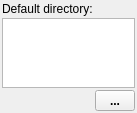
This is src/plugins/filestreamsmanager/filestreamsoptionswidget2.ui in xnamed/vacuum-im as Qt 5 draws it before an edit. The edited form follows.
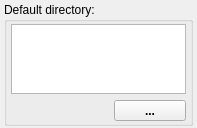
This is the edited form.

```diff
--- a/src/plugins/filestreamsmanager/filestreamsoptionswidget2.ui
+++ b/src/plugins/filestreamsmanager/filestreamsoptionswidget2.ui
@@ -6,8 +6,8 @@
    <rect>
     <x>0</x>
     <y>0</y>
-    <width>137</width>
-    <height>103</height>
+    <width>197</width>
+    <height>113</height>
    </rect>
   </property>
   <property name="sizePolicy">
@@ -16,33 +16,47 @@
     <verstretch>0</verstretch>
    </sizepolicy>
   </property>
-  <layout class="QGridLayout" name="gridLayout">
-   <property name="leftMargin">
-    <number>2</number>
-   </property>
-   <property name="topMargin">
-    <number>2</number>
-   </property>
-   <property name="rightMargin">
-    <number>2</number>
-   </property>
-   <property name="bottomMargin">
-    <number>2</number>
-   </property>
+  <layout class="QVBoxLayout" name="verticalLayout_2">
    <property name="spacing">
+    <number>6</number>
+   </property>
+   <property name="leftMargin">
+    <number>4</number>
+   </property>
+   <property name="topMargin">
     <number>2</number>
    </property>
-   <item row="0" column="0">
-    <widget class="QLabel" name="lblDirectory">
-     <property name="text">
+   <property name="rightMargin">
+    <number>4</number>
+   </property>
+   <property name="bottomMargin">
+    <number>2</number>
+   </property>
+   <item>
+    <widget class="QGroupBox" name="groupBox">
+     <property name="sizePolicy">
+      <sizepolicy hsizetype="Expanding" vsizetype="Preferred">
+       <horstretch>0</horstretch>
+       <verstretch>0</verstretch>
+      </sizepolicy>
+     </property>
+     <property name="title">
       <string>Default directory:</string>
      </property>
-     <property name="textFormat">
-      <enum>Qt::PlainText</enum>
-     </property>
-    </widget>
-   </item>
-   <item row="1" column="0" colspan="2">
+     <layout class="QVBoxLayout" name="verticalLayout">
+      <property name="leftMargin">
+       <number>4</number>
+      </property>
+      <property name="topMargin">
+       <number>2</number>
+      </property>
+      <property name="rightMargin">
+       <number>4</number>
+      </property>
+      <property name="bottomMargin">
+       <number>2</number>
+      </property>
+      <item>
     <widget class="QTextEdit" name="lneDirectory">
      <property name="sizePolicy">
       <sizepolicy hsizetype="Expanding" vsizetype="Preferred">
@@ -52,7 +66,9 @@
      </property>
     </widget>
    </item>
-   <item row="2" column="0">
+      <item>
+       <layout class="QHBoxLayout" name="horizontalLayout">
+        <item>
     <spacer name="horizontalSpacer">
      <property name="orientation">
       <enum>Qt::Horizontal</enum>
@@ -68,10 +84,10 @@
      </property>
     </spacer>
    </item>
-   <item row="2" column="1">
+        <item>
     <widget class="QToolButton" name="tlbDirectory">
      <property name="sizePolicy">
-      <sizepolicy hsizetype="Preferred" vsizetype="Fixed">
+           <sizepolicy hsizetype="Expanding" vsizetype="Fixed">
        <horstretch>0</horstretch>
        <verstretch>0</verstretch>
       </sizepolicy>
@@ -85,6 +101,11 @@
      <property name="text">
       <string notr="true">...</string>
      </property>
+         </widget>
+        </item>
+       </layout>
+      </item>
+     </layout>
     </widget>
    </item>
   </layout>
```
Lines whose indentation alone changed are shown as unchanged.
